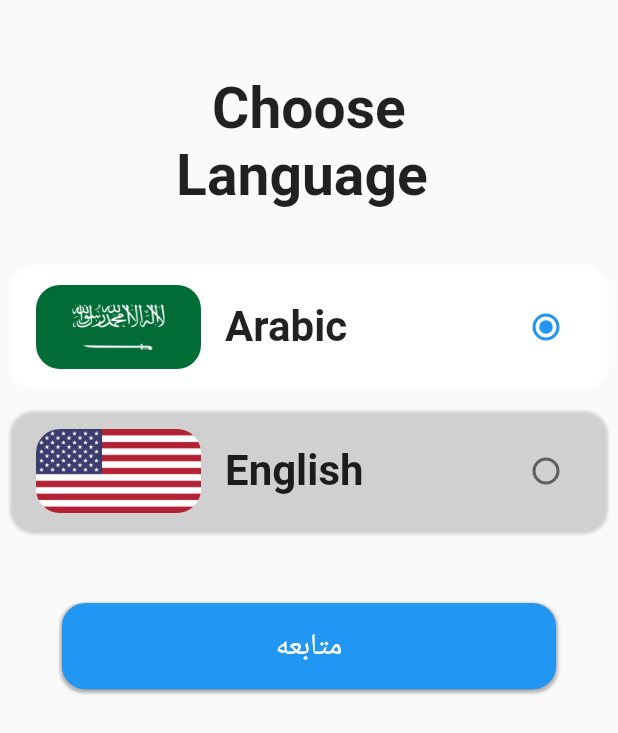
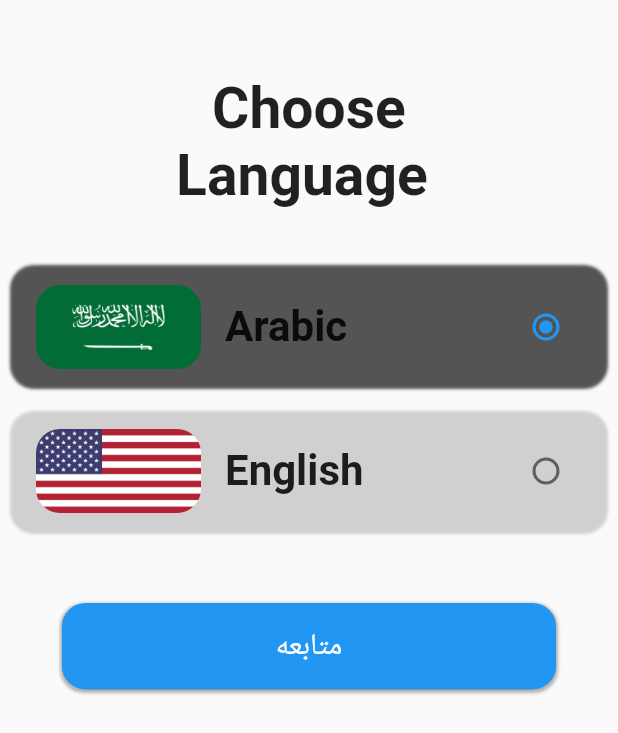
Before and after one commit to Ahmad-alzuby/E-comrce-App, a Flutter app: the screen it shows after launch, after a tap on "Arabic", on a phone screen of 412 x 824 dp. Shown: the top 733 px of the screen. Run offline on Flutter 3.47's test engine with Material 2 defaults, Android fonts, the phone set to English and light mode, and no system bars; our stand-ins replace cached_network_image, cloud_firestore, dio, dot_navigation_bar, firebase_auth, firebase_core and 14 more; missing offline and left inert: flutter_stripe, svg_flutter; accounts and stored records are empty; network calls fail; Roboto replaces fonts that are missing (Cairo); project files that could hold a hidden picture were left out.

Commit message:
fix some error

```diff
--- a/lib/core/localizaton/localization.dart
+++ b/lib/core/localizaton/localization.dart
@@ -6,10 +6,10 @@ class MyLocal extends Translations {
         'ar': {
           //On Boardaing
           'welcome': 'مرحبأ',
-          'title1': 'اختر منتجاّ',
-          'title2': ' العديد من المنتجات',
-          'title3': 'ادخل طلبك',
-          'title4': 'توصيل سريع',
+          'title1': ' العديد من المنتجات',
+          'title2': ' اختر منتجك',
+          'title3': " توصيل سريع وأمن",
+          'title4': "عمليه شراء أمنه",
           'body1':
               'لدينا 100 ألف منتج اختار منتجك  \nمن متجر التجارة الإلكترونية \n الخاص بنا',
           'body2':
@@ -17,7 +17,7 @@ class MyLocal extends Translations {
           'body3':
               'تسليم موثوق وسريع. نحن\nنقوم بتسليم منتجك بأسرع\nطريقة ممكنة.',
           'body4':
-              'تسليم موثوق وسريع. نحن\nنقوم بتسليم منتجك بأسرع\nطريقة ممكنة.',
+              'تم استدخدام افضل أدوات ألامان\n.لضمان عمليه الشراء\n لكلا الطرفين',
           //btn
           'btn': 'متابعه',
           'skip': 'تخطي',
@@ -82,7 +82,7 @@ class MyLocal extends Translations {
           'body3':
               'Reliable And Fast Delivery. We\nDeliver your product the fastest\nway possible.',
           'body4':
-              "Best Tracker has been Used For\nTrack your order. You'll know where\nyour product is at the moment",
+              "We use the best safety tool \nto guarante your purchase\n for both parties",
           'btn': 'contenio',
           'skip': 'skip',
           'Welcome_Back': 'Welcome Back',
--- a/lib/futures/language/view/widget/langFlagAndName_widget.dart
+++ b/lib/futures/language/view/widget/langFlagAndName_widget.dart
@@ -37,7 +37,7 @@ class LangFlagAndName extends StatelessWidget {
           decoration: BoxDecoration(boxShadow: [
             myServices.grounValueLocal == name
                 ? BoxShadow(
-                    color: ColorApp.primary,
+                    color: ColorApp.cardColor,
                     spreadRadius: 1,
                     blurRadius: 1,
                     offset: const Offset(0, 0),
--- a/lib/main.dart
+++ b/lib/main.dart
@@ -1,10 +1,8 @@
 import 'package:firebase_core/firebase_core.dart';
 import 'package:flutter/material.dart';
-import 'package:flutter_stripe/flutter_stripe.dart';
 import 'package:get/get.dart';
 
 import 'package:hive_flutter/adapters.dart';
-import 'package:zosr/core/constant/payment_api_keys.dart';
 import 'package:zosr/core/constant/routersName.dart';
 import 'package:zosr/core/localizaton/localization.dart';
 import 'package:zosr/core/localizaton/localization_controllaer.dart';
@@ -14,7 +12,6 @@ import 'package:zosr/routes.dart';
 import 'package:zosr/servers/serviers.dart';
 
 void main() async {
-  Stripe.publishableKey = PaymentApiKeys.puplishKey;
   WidgetsFlutterBinding.ensureInitialized();
   await Hive.initFlutter();
 
--- a/pubspec.yaml
+++ b/pubspec.yaml
@@ -64,7 +64,6 @@ dependencies:
   shimmer: ^3.0.0
   smooth_page_indicator: ^1.1.0
   stripe: ^4.11.0
-  stripe_payment: ^1.1.4
   svg_flutter: ^0.0.1
 
 dev_dependencies:
```
Also changed, not shown: lib/core/constant/imageAssets.dart (+4 -4 lines), lib/futures/splash/view/widget/body_onBorading.dart (+4 -3 lines), assets/images/card.svg, assets/images/delevry.svg (added), assets/images/fast_delvery.svg (added), assets/images/onboardingfour.PNG (deleted), assets/images/onboardingone.PNG (deleted), assets/images/onboardingthree.PNG (deleted), assets/images/onboardingtwo.PNG (deleted), assets/images/payment.svg (added), assets/images/search.svg (added), assets/images/shoop.svg (added), pubspec.lock.
